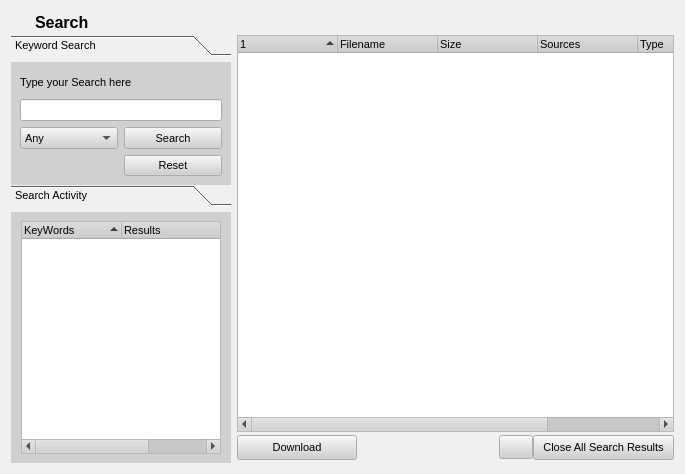
Above: retroshare-gui/src/gui/SearchDialog.ui from RetroShare/RetroShare before the change. Below: the same form after it.
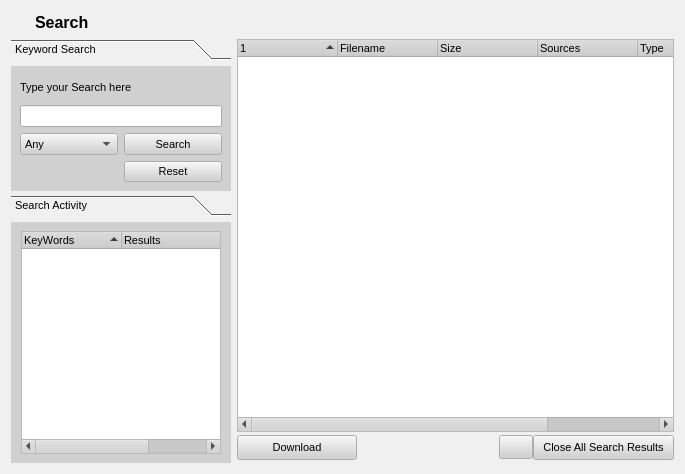
That is the form after the change. Icons and pictures are not drawn. Custom widgets are drawn as their Qt base class.

```diff
--- a/retroshare-gui/src/gui/SearchDialog.ui
+++ b/retroshare-gui/src/gui/SearchDialog.ui
@@ -512,7 +512,7 @@
   </property>
   <layout class="QGridLayout" name="gridLayout_6" >
    <property name="verticalSpacing" >
-    <number>0</number>
+    <number>4</number>
    </property>
    <item row="0" column="0" >
     <layout class="QGridLayout" name="gridLayout_4" >
@@ -580,7 +580,7 @@
      <property name="maximumSize" >
       <size>
        <width>220</width>
-       <height>150</height>
+       <height>152</height>
       </size>
      </property>
      <property name="currentIndex" >
@@ -592,7 +592,7 @@
         <x>0</x>
         <y>0</y>
         <width>220</width>
-        <height>121</height>
+        <height>123</height>
        </rect>
       </property>
       <attribute name="label" >
@@ -601,6 +601,9 @@
       <layout class="QGridLayout" name="gridLayout_3" >
        <item row="0" column="0" >
         <layout class="QGridLayout" name="gridLayout" >
+         <property name="spacing" >
+          <number>6</number>
+         </property>
          <item row="0" column="0" colspan="2" >
           <widget class="QLabel" name="label" >
            <property name="text" >
@@ -940,13 +943,16 @@
      <property name="currentIndex" >
       <number>0</number>
      </property>
+     <property name="tabSpacing" >
+      <number>6</number>
+     </property>
      <widget class="QWidget" name="page_2" >
       <property name="geometry" >
        <rect>
         <x>0</x>
         <y>0</y>
         <width>220</width>
-        <height>251</height>
+        <height>241</height>
        </rect>
       </property>
       <attribute name="label" >
```
